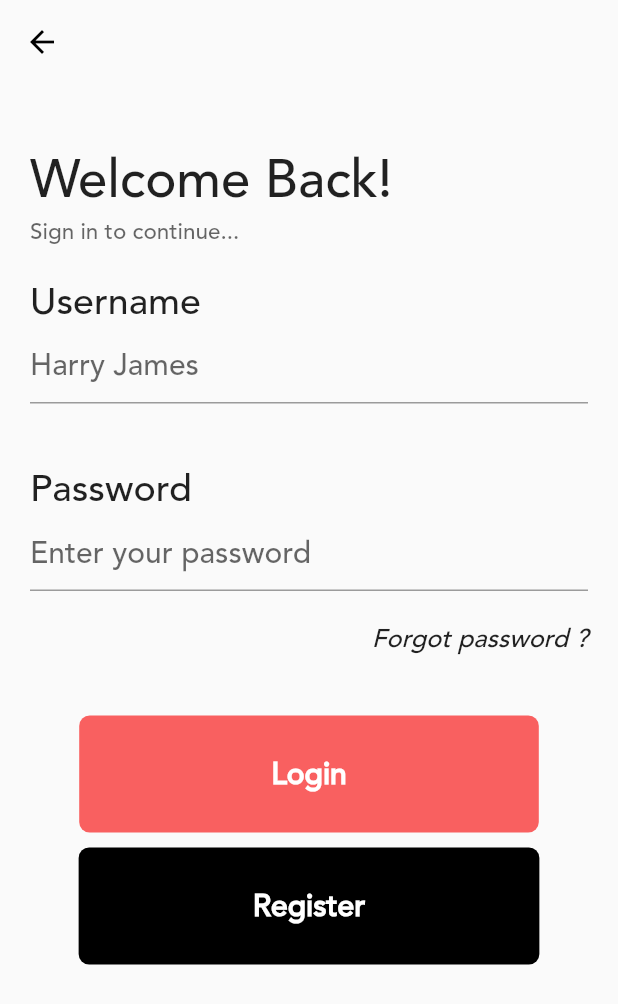
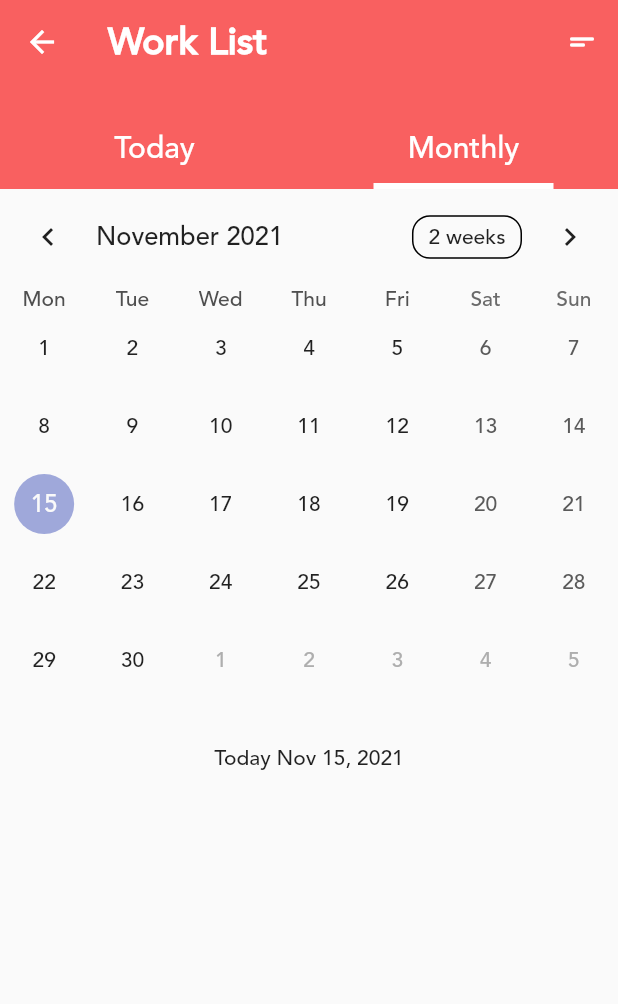
Before and after one commit to dinhKhoi-noob/FlutterTodoApp, a Flutter app: the LoginPage screen opened directly, after a tap on "Login", on a phone screen of 412 x 824 dp. Shown: the top 1004 px of the screen. Run offline on Flutter 3.47's test engine with Material 2 defaults, Android fonts, the phone set to English and light mode, and no system bars; drawn by our look-alikes of table_calendar.

Commit message:
Completed build table calendar for monthly view

```diff
--- /dev/null
+++ b/lib/pages/home_page.dart
@@ -0,0 +1,190 @@
+import 'package:flutter/material.dart';
+import 'package:table_calendar/table_calendar.dart';
+import 'package:intl/intl.dart';
+
+class HomePage extends StatelessWidget {
+  const HomePage({Key? key}) : super(key: key);
+
+  @override
+  Widget build(BuildContext context) {
+    return const Scaffold(body: HomePageState());
+  }
+}
+
+class HomePageState extends StatefulWidget {
+  const HomePageState({Key? key}) : super(key: key);
+
+  @override
+  State<StatefulWidget> createState() {
+    return _HomePageState();
+  }
+}
+
+class _HomePageState extends State<HomePageState> {
+  bool _status = true;
+  CalendarFormat _calendarFormat = CalendarFormat.month;
+  DateTime? _rangeStart;
+  DateTime? _rangeEnd;
+  RangeSelectionMode _rangeSelectionMode = RangeSelectionMode.toggledOn;
+  DateTime? _selectedDate;
+  DateTime _focusedDate = DateTime.now();
+  @override
+  Widget build(BuildContext context) {
+    return Stack(
+      children: <Widget>[
+        Column(
+          crossAxisAlignment: CrossAxisAlignment.center,
+          children: [
+            Center(
+              child: AppBar(
+                title: const Text(
+                  "Work List",
+                  textAlign: TextAlign.center,
+                  style: TextStyle(
+                      color: Colors.white,
+                      fontSize: 25,
+                      fontWeight: FontWeight.bold),
+                ),
+                backgroundColor: const Color(0xfff96060),
+                elevation: 0,
+                leading: IconButton(
+                  icon: const Icon(Icons.arrow_back),
+                  color: Colors.white,
+                  onPressed: () {
+                    Navigator.of(context).pop(context);
+                  },
+                ),
+                actions: <Widget>[
+                  IconButton(
+                      onPressed: () {},
+                      icon: const Icon(Icons.short_text_rounded))
+                ],
+              ),
+            ),
+            Container(
+              height: 70,
+              color: const Color(0xfff96060),
+              child: Row(
+                mainAxisAlignment: MainAxisAlignment.spaceAround,
+                children: <Widget>[
+                  Column(
+                    mainAxisAlignment: MainAxisAlignment.end,
+                    children: [
+                      InkWell(
+                        onTap: () {
+                          setState(() {
+                            _status = false;
+                          });
+                        },
+                        child: const Text(
+                          "Today",
+                          style: TextStyle(color: Colors.white, fontSize: 20),
+                        ),
+                      ),
+                      const SizedBox(
+                        height: 10,
+                      ),
+                      Container(
+                        height: 4,
+                        width: 120,
+                        color: (_status == false)
+                            ? Colors.white
+                            : Colors.transparent,
+                      )
+                    ],
+                  ),
+                  Column(
+                    mainAxisAlignment: MainAxisAlignment.end,
+                    children: [
+                      InkWell(
+                        onTap: () {
+                          setState(() {
+                            _status = true;
+                          });
+                        },
+                        child: const Text(
+                          "Monthly",
+                          style: TextStyle(color: Colors.white, fontSize: 20),
+                        ),
+                      ),
+                      const SizedBox(
+                        height: 10,
+                      ),
+                      Container(
+                        height: 4,
+                        width: 120,
+                        color: (_status == true)
+                            ? Colors.white
+                            : Colors.transparent,
+                      )
+                    ],
+                  )
+                ],
+              ),
+            ),
+            (_status == true)
+                ? TableCalendar(
+                    focusedDay: _focusedDate,
+                    firstDay: DateTime(2020),
+                    lastDay: DateTime(2023),
+                    startingDayOfWeek: StartingDayOfWeek.monday,
+                    rangeStartDay: _rangeStart,
+                    rangeEndDay: _rangeEnd,
+                    rangeSelectionMode: _rangeSelectionMode,
+                    calendarFormat: _calendarFormat,
+                    selectedDayPredicate: (date) {
+                      return isSameDay(_selectedDate, date);
+                    },
+                    onPageChanged: (focusedDate) {
+                      setState(() {
+                        _focusedDate = focusedDate;
+                      });
+                    },
+                    onDaySelected: (selectedDate, focusedDate) {
+                      setState(() {
+                        _selectedDate = selectedDate;
+                        _focusedDate = focusedDate;
+                      });
+                    },
+                    onFormatChanged: (format) {
+                      if (_calendarFormat != format) {
+                        setState(() {
+                          _calendarFormat = format;
+                        });
+                      }
+                    },
+                    onRangeSelected: (start, end, focusedDate) {
+                      setState(() {
+                        _selectedDate = null;
+                        _focusedDate = focusedDate;
+                        _rangeStart = start;
+                        _rangeEnd = end;
+                        _rangeSelectionMode = RangeSelectionMode.toggledOn;
+                      });
+                    },
+                  )
+                : Column(),
+            Expanded(
+                child: SingleChildScrollView(
+              child: Column(
+                crossAxisAlignment: CrossAxisAlignment.start,
+                children: <Widget>[
+                  const SizedBox(
+                    height: 10,
+                  ),
+                  Container(
+                    padding: const EdgeInsets.all(20),
+                    child: Column(
+                      crossAxisAlignment: CrossAxisAlignment.start,
+                      children: <Widget>[Text("Today ${DateFormat.yMMMd().format(DateTime.now())}")],
+                    ),
+                  )
+                ],
+              ),
+            ))
+          ],
+        ),
+      ],
+    );
+  }
+}
--- a/lib/pages/login_page.dart
+++ b/lib/pages/login_page.dart
@@ -1,5 +1,6 @@
 import 'package:flutter/material.dart';
 import './forgot_password_page.dart';
+import './home_page.dart';
 import '../animation/new_screen_navigator_route.dart';
 
 class LoginPage extends StatelessWidget {
@@ -40,13 +41,18 @@ class _LoginPageState extends State<LoginPageState> {
   }
 
   void _openForgotPasswordPage() {
-    Navigator.push(context, NewScreenNavigatorRoute(child: const ForgotPasswordPage()));
+    Navigator.push(
+        context, NewScreenNavigatorRoute(child: const ForgotPasswordPage()));
+  }
+
+  void _openHomePage() {
+    Navigator.push(context, NewScreenNavigatorRoute(child: const HomePage()));
   }
 
   @override
   Widget build(BuildContext context) {
     return WillPopScope(
-      child: Container(
+        child: Container(
           padding: const EdgeInsets.all(20),
           child: Column(
             crossAxisAlignment: CrossAxisAlignment.start,
@@ -104,8 +110,8 @@ class _LoginPageState extends State<LoginPageState> {
                     onTap: _openForgotPasswordPage,
                     child: const Text(
                       "Forgot password ?",
-                      style: TextStyle(
-                          fontSize: 17, fontStyle: FontStyle.italic),
+                      style:
+                          TextStyle(fontSize: 17, fontStyle: FontStyle.italic),
                     ),
                   )),
               const SizedBox(
@@ -115,11 +121,14 @@ class _LoginPageState extends State<LoginPageState> {
                 mainAxisAlignment: MainAxisAlignment.center,
                 crossAxisAlignment: CrossAxisAlignment.center,
                 children: [
-                  Center(
-                    child: Container(
-                      padding: const EdgeInsets.symmetric(
-                          horizontal: 120, vertical: 15),
-                      child: TextButton(
+                  InkWell(
+                    onTap: () {
+                      _openHomePage();
+                    },
+                    child: Center(
+                      child: Container(
+                        padding: const EdgeInsets.symmetric(
+                            horizontal: 130, vertical: 24),
                         child: const Text(
                           "Login",
                           style: TextStyle(
@@ -127,11 +136,10 @@ class _LoginPageState extends State<LoginPageState> {
                               fontSize: 20,
                               fontWeight: FontWeight.bold),
                         ),
-                        onPressed: () {},
+                        decoration: const BoxDecoration(
+                            borderRadius: BorderRadius.all(Radius.circular(7)),
+                            color: Color(0xfff96060)),
                       ),
-                      decoration: const BoxDecoration(
-                          borderRadius: BorderRadius.all(Radius.circular(7)),
-                          color: Color(0xfff96060)),
                     ),
                   ),
                   Container(
@@ -160,7 +168,6 @@ class _LoginPageState extends State<LoginPageState> {
         onWillPop: () async {
           _moveToPreviousScreen();
           return true;
-        }
-      );
+        });
   }
 }
--- a/pubspec.yaml
+++ b/pubspec.yaml
@@ -34,6 +34,8 @@ dependencies:
   # The following adds the Cupertino Icons font to your application.
   # Use with the CupertinoIcons class for iOS style icons.
   cupertino_icons: ^1.0.2
+  table_calendar: ^3.0.3
+  intl: ^0.17.0
 
 dev_dependencies:
   flutter_test:
```
Also changed, not shown: pubspec.lock.
